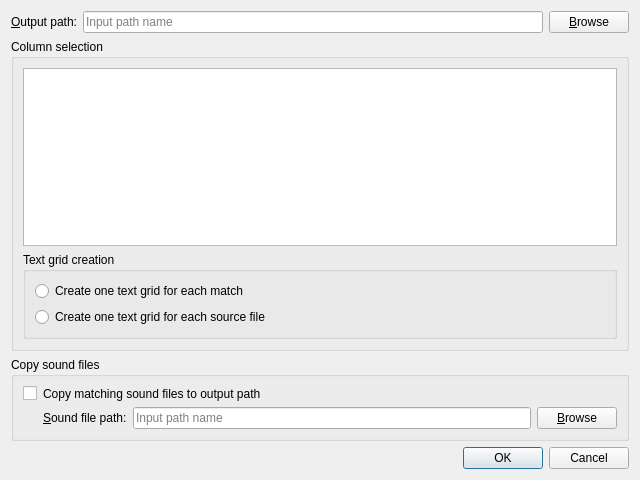
Before: the Qt Designer form coquery/gui/ui/textgridExport.ui in gkunter/coquery, drawn with Qt 5.
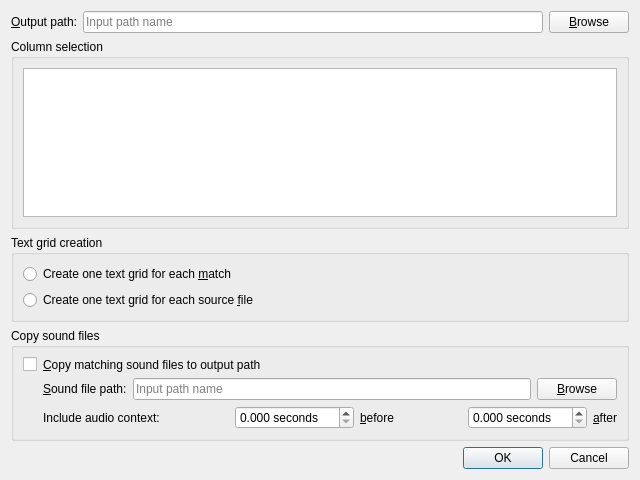
After: the same form once the commit is applied.

Commit message: Add initial padding support

Patch:
```diff
--- a/coquery/gui/ui/textgridExport.ui
+++ b/coquery/gui/ui/textgridExport.ui
@@ -64,7 +64,7 @@
     </layout>
    </item>
    <item>
-    <widget class="QGroupBox" name="">
+    <widget class="QGroupBox" name="groupBox">
      <property name="title">
       <string>Column selection</string>
      </property>
@@ -72,8 +72,11 @@
       <item>
        <widget class="QListWidget" name="list_columns"/>
       </item>
+     </layout>
+    </widget>
+   </item>
       <item>
-       <widget class="QGroupBox" name="">
+    <widget class="QGroupBox" name="groupBox">
         <property name="title">
          <string>Text grid creation</string>
         </property>
@@ -81,29 +84,36 @@
          <item>
           <widget class="QRadioButton" name="radio_one_per_match">
            <property name="text">
-            <string>Create one text grid for each match</string>
+         <string>Create one text grid for each &amp;match</string>
            </property>
           </widget>
          </item>
          <item>
           <widget class="QRadioButton" name="radio_one_per_file">
            <property name="text">
-            <string>Create one text grid for each source file</string>
+         <string>Create one text grid for each source &amp;file</string>
            </property>
           </widget>
          </item>
         </layout>
        </widget>
       </item>
-     </layout>
-    </widget>
-   </item>
    <item>
-    <widget class="QGroupBox" name="">
+    <widget class="QGroupBox" name="groupBox">
      <property name="title">
       <string>Copy sound files</string>
      </property>
      <layout class="QGridLayout" name="gridLayout">
+      <item row="0" column="1">
+       <widget class="QLabel" name="label_4">
+        <property name="text">
+         <string>&amp;Copy matching sound files to output path</string>
+        </property>
+        <property name="buddy">
+         <cstring>check_copy_sounds</cstring>
+        </property>
+       </widget>
+      </item>
       <item row="0" column="0">
        <widget class="QCheckBox" name="check_copy_sounds">
         <property name="text">
@@ -111,12 +121,94 @@
         </property>
        </widget>
       </item>
-      <item row="0" column="1">
-       <widget class="QLabel" name="label_4">
+      <item row="2" column="1">
+       <layout class="QHBoxLayout" name="horizontalLayout_3">
+        <item>
+         <widget class="QLabel" name="label_2">
         <property name="text">
-         <string>Copy matching sound files to output path</string>
-        </property>
-       </widget>
+           <string>Include audio context:</string>
+          </property>
+         </widget>
+        </item>
+        <item>
+         <spacer name="horizontalSpacer_2">
+          <property name="orientation">
+           <enum>Qt::Horizontal</enum>
+          </property>
+          <property name="sizeHint" stdset="0">
+           <size>
+            <width>40</width>
+            <height>20</height>
+           </size>
+          </property>
+         </spacer>
+        </item>
+        <item>
+         <widget class="QDoubleSpinBox" name="spin_left_padding">
+          <property name="suffix">
+           <string> seconds</string>
+          </property>
+          <property name="decimals">
+           <number>3</number>
+          </property>
+          <property name="maximum">
+           <double>999.999000000000024</double>
+          </property>
+          <property name="singleStep">
+           <double>0.100000000000000</double>
+          </property>
+         </widget>
+        </item>
+        <item>
+         <widget class="QLabel" name="label_5">
+          <property name="text">
+           <string>&amp;before</string>
+          </property>
+          <property name="buddy">
+           <cstring>spin_left_padding</cstring>
+          </property>
+         </widget>
+        </item>
+        <item>
+         <spacer name="horizontalSpacer">
+          <property name="orientation">
+           <enum>Qt::Horizontal</enum>
+          </property>
+          <property name="sizeHint" stdset="0">
+           <size>
+            <width>40</width>
+            <height>20</height>
+           </size>
+          </property>
+         </spacer>
+        </item>
+        <item>
+         <widget class="QDoubleSpinBox" name="spin_right_padding">
+          <property name="suffix">
+           <string> seconds</string>
+          </property>
+          <property name="decimals">
+           <number>3</number>
+          </property>
+          <property name="maximum">
+           <double>999.999000000000024</double>
+          </property>
+          <property name="singleStep">
+           <double>0.100000000000000</double>
+          </property>
+         </widget>
+        </item>
+        <item>
+         <widget class="QLabel" name="label_6">
+          <property name="text">
+           <string>&amp;after</string>
+          </property>
+          <property name="buddy">
+           <cstring>spin_right_padding</cstring>
+          </property>
+         </widget>
+        </item>
+       </layout>
       </item>
       <item row="1" column="1">
        <layout class="QHBoxLayout" name="horizontalLayout_2">
```
Lines whose indentation alone changed are shown as unchanged. The commit also changes 3 other files.
